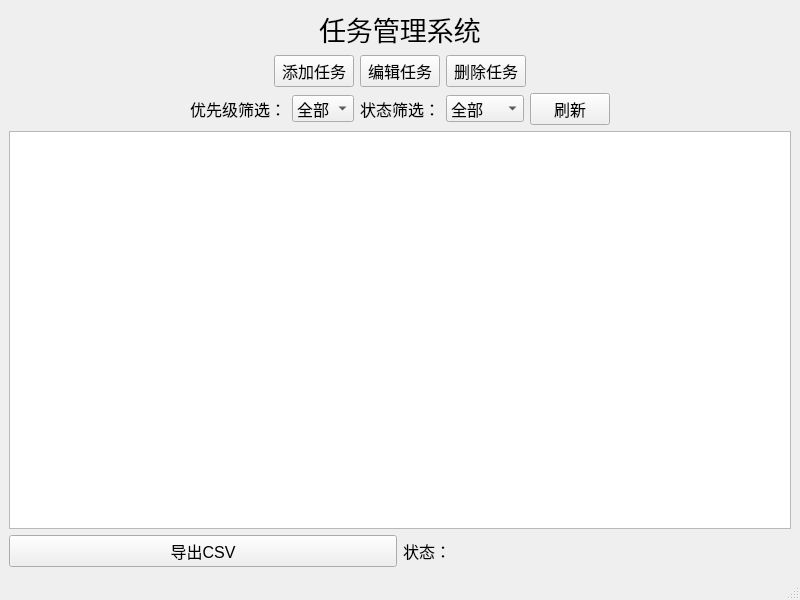
First picture: the form in mainwindow.ui, repository Melody-327/QtFinalProject, before the edit.
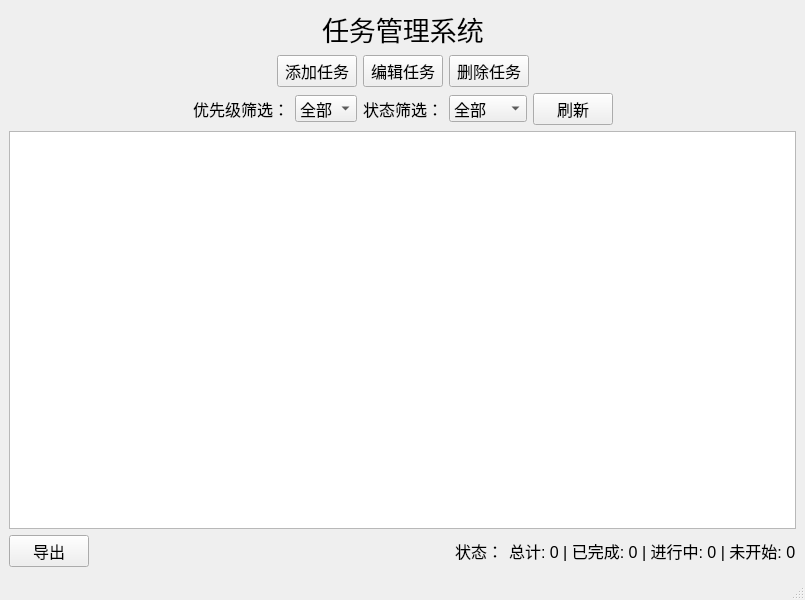
Second picture: the form after the edit.

Diff of the .ui file:
```diff
--- a/mainwindow.ui
+++ b/mainwindow.ui
@@ -6,7 +6,7 @@
    <rect>
     <x>0</x>
     <y>0</y>
-    <width>800</width>
+    <width>805</width>
     <height>600</height>
    </rect>
   </property>
@@ -242,10 +242,23 @@
         <item>
          <widget class="QPushButton" name="btnExport">
           <property name="text">
-           <string>导出CSV</string>
+           <string>导出</string>
           </property>
          </widget>
         </item>
+        <item>
+         <spacer name="horizontalSpacer_7">
+          <property name="orientation">
+           <enum>Qt::Orientation::Horizontal</enum>
+          </property>
+          <property name="sizeHint" stdset="0">
+           <size>
+            <width>40</width>
+            <height>20</height>
+           </size>
+          </property>
+         </spacer>
+        </item>
         <item>
          <widget class="QLabel" name="label_4">
           <property name="text">
@@ -253,6 +266,13 @@
           </property>
          </widget>
         </item>
+        <item>
+         <widget class="QLabel" name="labelStatusInfo">
+          <property name="text">
+           <string>总计: 0 | 已完成: 0 | 进行中: 0 | 未开始: 0</string>
+          </property>
+         </widget>
+        </item>
        </layout>
       </item>
      </layout>
```
Left out of the diff: 16 changed lines with no effect on the pictures.
